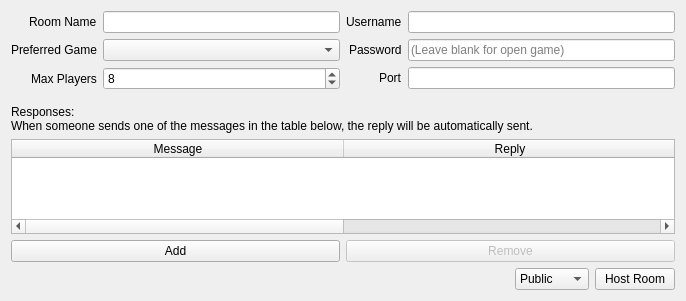
The window that src/citra/multiplayer/host_room.ui (GreenAmaranthine/citra) describes before a commit, drawn with Qt 5.
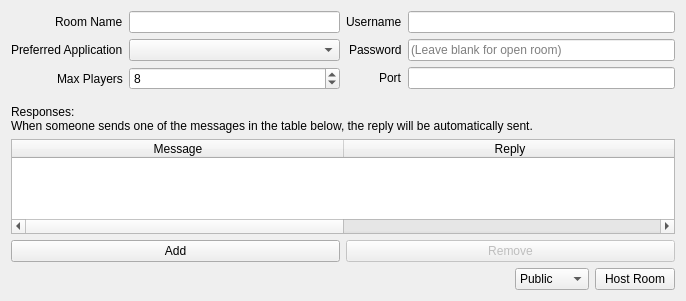
The same window after the commit.

Commit message: misc changes this changes a lot of 'game' to 'app' & 'application', and will remove your game directories, reset game list settings and reset selected game in host room. do this in the ini file: - change all 'gamedirs' to 'appdirs' - change 'gameListHeaderState' to 'appListHeaderState' - change all 'GameList' to 'AppList' - change 'game_id' to 'app_id'

```diff
--- a/src/citra/multiplayer/host_room.ui
+++ b/src/citra/multiplayer/host_room.ui
@@ -48,7 +48,7 @@
         <item row="1" column="0">
          <widget class="QLabel" name="label_3">
           <property name="text">
-           <string>Preferred Game</string>
+           <string>Preferred Application</string>
           </property>
          </widget>
         </item>
@@ -98,7 +98,7 @@
            <enum>QLineEdit::PasswordEchoOnEdit</enum>
           </property>
           <property name="placeholderText">
-           <string>(Leave blank for open game)</string>
+           <string>(Leave blank for open room)</string>
           </property>
          </widget>
         </item>
```
Left out of the diff: 2 changed lines with no effect on the pictures. The commit also changes 76 other files.
